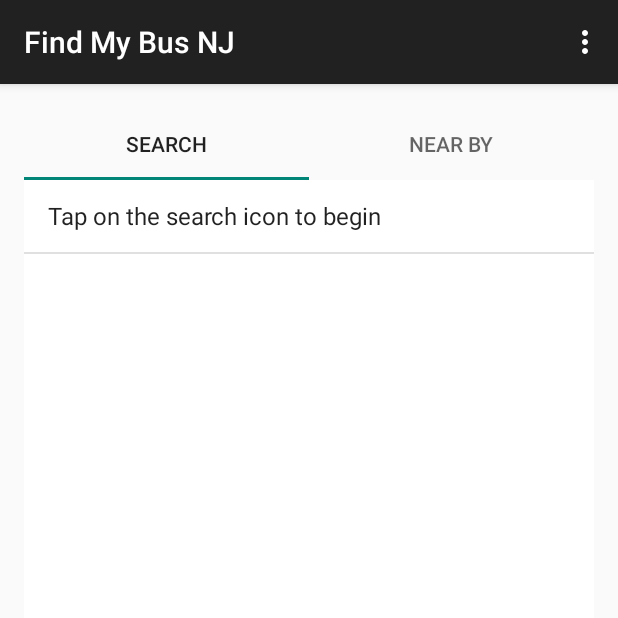
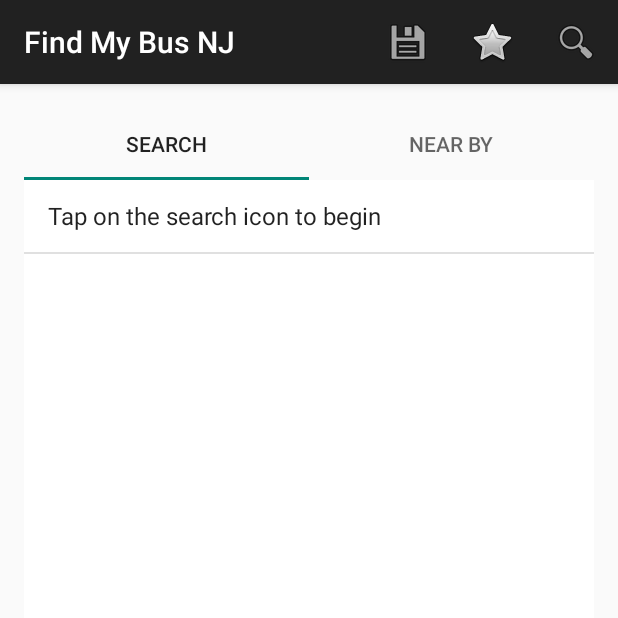
Before and after one commit to Aghassi/findmybusnj-android, an Android app: the screen it shows after launch (MainActivity), on a phone screen of 412 x 824 dp, the top half of it. Run offline under Robolectric (Android 15) with nearby library versions, the phone set to English and light mode, and no system bars.

Commit message:
Fixed actionbar layout, added Favorite Intent
-  Created intent for when Favorite is tapped
-  Fixed icons not showing in the action bar

```diff
--- a/app/src/main/AndroidManifest.xml
+++ b/app/src/main/AndroidManifest.xml
@@ -15,6 +15,10 @@
                 <category android:name="android.intent.category.LAUNCHER" />
             </intent-filter>
         </activity>
+        <activity
+            android:name=".Favorites"
+            android:label="@string/title_activity_favorites"
+            android:theme="@style/NoActionBar"></activity>
     </application>
 
 </manifest>
--- a/app/src/main/res/menu/main_activity_actions.xml
+++ b/app/src/main/res/menu/main_activity_actions.xml
@@ -1,16 +1,17 @@
 <?xml version="1.0" encoding="utf-8"?>
-<menu xmlns:android="http://schemas.android.com/apk/res/android">
+<menu xmlns:android="http://schemas.android.com/apk/res/android"
+    xmlns:app="http://schemas.android.com/apk/res-auto">
 
+    <item android:id="@+id/save_button"
+        android:title="Save"
+        android:icon="@android:drawable/ic_menu_save"
+        app:showAsAction="ifRoom"/>
+    <item android:id="@+id/favorite_button"
+        android:title="Favorites"
+        android:icon="@android:drawable/btn_star"
+        app:showAsAction="ifRoom"/>
     <item android:id="@+id/search_button"
         android:title="Search"
         android:icon="@android:drawable/ic_menu_search"
-        android:showAsAction="ifRoom"/>
-    <item android:id="@+id/save_button"
-        android:title="Save"
-        android:icon="@android:drawable/ic_menu_save"
-        android:showAsAction="ifRoom"/>
-    <item android:id="@+id/favorite_button"
-        android:title="Favorites"
-        android:icon="@android:drawable/btn_star"
-        android:showAsAction="ifRoom"/>
+        app:showAsAction="ifRoom"/>
 </menu>
--- /dev/null
+++ b/app/src/main/res/values-v21/styles.xml
@@ -0,0 +1,9 @@
+<resources>
+
+    <style name="NoActionBar" parent="Theme.AppCompat.DayNight.DarkActionBar">
+        <item name="windowActionBar">false</item>
+        <item name="windowNoTitle">true</item>
+        <item name="android:windowDrawsSystemBarBackgrounds">true</item>
+        <item name="android:statusBarColor">@android:color/transparent</item>
+    </style>
+</resources>
--- a/app/src/main/res/values/dimens.xml
+++ b/app/src/main/res/values/dimens.xml
@@ -2,4 +2,5 @@
     <!-- Default screen margins, per the Android Design guidelines. -->
     <dimen name="activity_horizontal_margin">16dp</dimen>
     <dimen name="activity_vertical_margin">16dp</dimen>
+    <dimen name="fab_margin">16dp</dimen>
 </resources>
--- a/app/src/main/res/values/strings.xml
+++ b/app/src/main/res/values/strings.xml
@@ -1,3 +1,4 @@
 <resources>
     <string name="app_name">Find My Bus NJ</string>
+    <string name="title_activity_favorites">Favorites</string>
 </resources>
--- a/app/src/main/res/values/styles.xml
+++ b/app/src/main/res/values/styles.xml
@@ -8,4 +8,13 @@
         <item name="colorAccent">@color/colorAccent</item>
     </style>
 
+    <style name="NoActionBar" parent="Theme.AppCompat.DayNight.DarkActionBar">
+        <item name="windowActionBar">false</item>
+        <item name="windowNoTitle">true</item>
+    </style>
+
+    <style name="AppBarOverlay" parent="ThemeOverlay.AppCompat.Dark.ActionBar" />
+
+    <style name="PopupOverlay" parent="ThemeOverlay.AppCompat.Light" />
+
 </resources>
```
Also changed, not shown: app/src/main/java/com/findmybusnj/findmybusnj/Favorites.java (added, +17 -0 lines), app/src/main/java/com/findmybusnj/findmybusnj/MainActivity.java (+22 -3 lines), app/src/main/res/layout/activity_favorites.xml (added, +25 -0 lines), app/src/main/res/layout/content_favorites.xml (added, +16 -0 lines).
